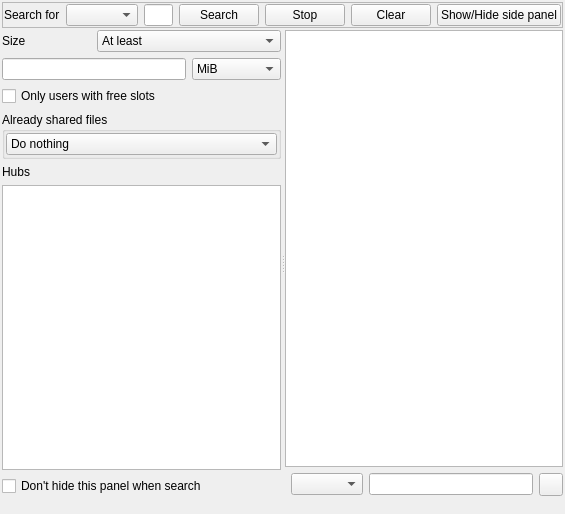
Qt form eiskaltdcpp-qt/ui/UISearchFrame.ui (eiskaltdcpp/eiskaltdcpp) before a commit.
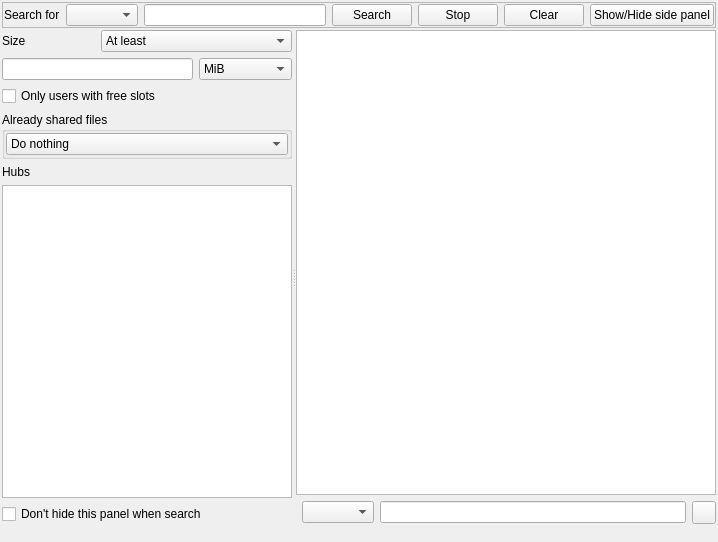
The same form after that commit. Custom widgets are drawn as their Qt base class.

Commit message: EiskaltDC++ Qt: 	* Show only on Search/Stop button in SearchFrame.

Diff of the .ui file:
```diff
--- a/eiskaltdcpp-qt/ui/UISearchFrame.ui
+++ b/eiskaltdcpp-qt/ui/UISearchFrame.ui
@@ -6,8 +6,8 @@
    <rect>
     <x>0</x>
     <y>0</y>
-    <width>565</width>
-    <height>514</height>
+    <width>718</width>
+    <height>542</height>
    </rect>
   </property>
   <property name="windowTitle">
```
Left out of the diff: 67 changed lines with no effect on the pictures. The commit also changes 1 other file.
